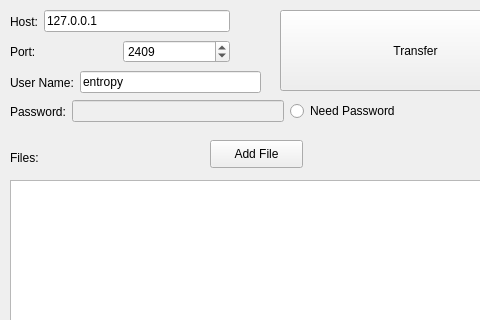
RisingEntropy/NetCpy, file clientui.ui: the form before one commit; both pictures show x 0 to 480 and y 0 to 320 of the 584 by 483 pixel window.
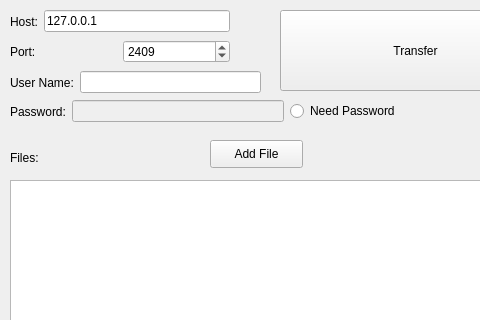
The form after the commit.

The edit to the form file:
```diff
--- a/clientui.ui
+++ b/clientui.ui
@@ -137,7 +137,7 @@
     <item>
      <widget class="QLineEdit" name="lineEdit_3">
       <property name="text">
-       <string>entropy</string>
+       <string/>
       </property>
      </widget>
     </item>
```
Left out of the diff: 3 changed lines with no effect on the pictures.
